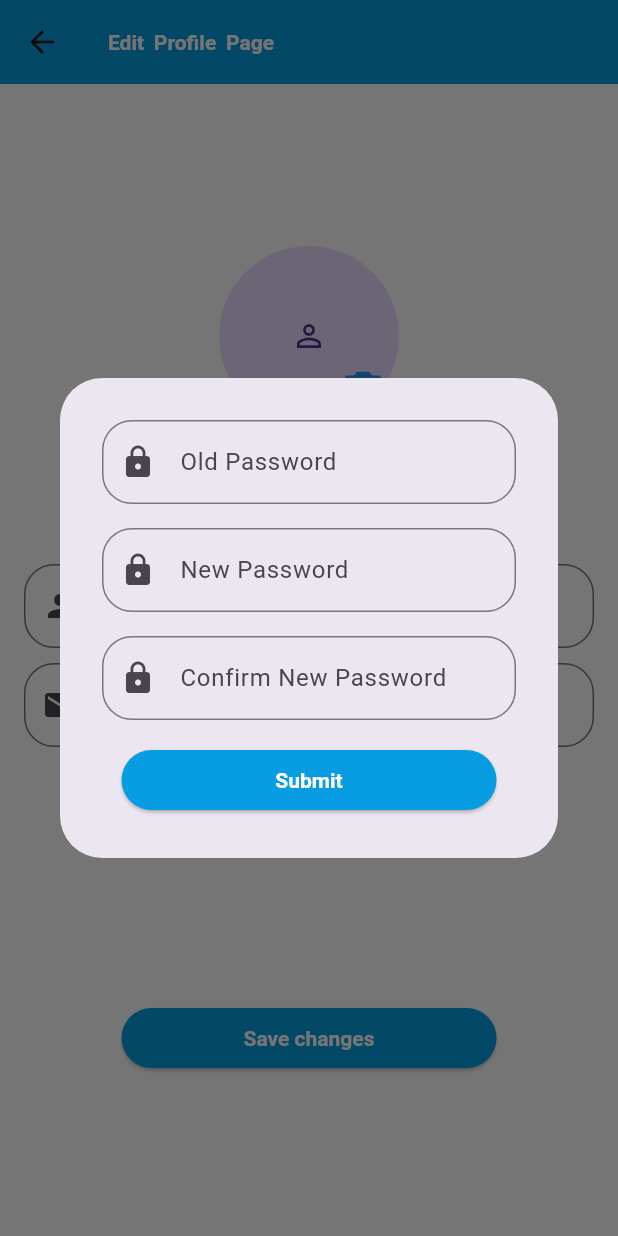
After one commit to Lennox-art/-United-nations-environment-programme-App-taka-taka, a Flutter app: the EditProfilePage screen opened by its route, after a tap on "Change password", on a phone screen of 412 x 824 dp. The commit adds this screen. Run offline on Flutter 3.47's test engine with Material 3 defaults, Android fonts, the phone set to English and light mode, and no system bars; our stand-ins replace cloud_firestore, firebase_auth, firebase_core, firebase_storage, hexcolor, image_picker; accounts and stored records are empty; network calls fail.

Commit message:
edit profile

```diff
--- /dev/null
+++ b/OneDrive - United Nations/Documents/app Taka taka/food/devtools_options.yaml
@@ -0,0 +1,3 @@
+description: This file stores settings for Dart & Flutter DevTools.
+documentation: https://docs.flutter.dev/tools/devtools/extensions#configure-extension-enablement-states
+extensions:
--- a/OneDrive - United Nations/Documents/app Taka taka/food/lib/routes/routes.dart
+++ b/OneDrive - United Nations/Documents/app Taka taka/food/lib/routes/routes.dart
@@ -2,7 +2,8 @@ enum Routes {
   splashScreen("/"),
   login("/login"),
   superPage("/home"),
-  newPost("/post");
+  newPost("/post"),
+  editProfile("/editProfile");
 
   final String path;
 
--- /dev/null
+++ b/OneDrive - United Nations/Documents/app Taka taka/food/lib/theme/themes.dart
@@ -0,0 +1,45 @@
+
+
+import 'package:flutter/material.dart';
+import 'package:hexcolor/hexcolor.dart';
+
+var highlightBlue = HexColor("#089de2");
+
+var theme = ThemeData(
+    primarySwatch: Colors.blue,
+    scaffoldBackgroundColor: Colors.white,
+    appBarTheme:  AppBarTheme(
+        color: highlightBlue,
+        titleTextStyle: TextStyle(
+          color: Colors.white,
+          fontWeight: FontWeight.w600,
+          wordSpacing: 3.0,
+        )
+    ),
+    inputDecorationTheme: InputDecorationTheme(
+        border: OutlineInputBorder(
+            borderRadius: BorderRadius.circular(20.0),
+            borderSide: BorderSide(
+              color: Colors.white,
+              width: 3.0,
+            )
+        )
+    ),
+    elevatedButtonTheme: ElevatedButtonThemeData(
+      style:  ButtonStyle(
+        textStyle: WidgetStatePropertyAll(
+          TextStyle(
+            fontWeight: FontWeight.bold,
+          ),
+        ),
+        fixedSize: WidgetStatePropertyAll(Size(250, 30)),
+        foregroundColor: WidgetStatePropertyAll(Colors.white),
+        backgroundColor: WidgetStatePropertyAll(highlightBlue),
+        shape: WidgetStatePropertyAll(
+          RoundedRectangleBorder(
+              borderRadius: BorderRadius.all(Radius.circular(20.0))),
+        ),
+
+      ),
+    ),
+);
--- /dev/null
+++ b/OneDrive - United Nations/Documents/app Taka taka/food/lib/view/edit_profile_page.dart
@@ -0,0 +1,273 @@
+import 'dart:io';
+
+import 'package:firebase_auth/firebase_auth.dart';
+import 'package:flutter/material.dart';
+import 'package:food/view_model/auth_service.dart';
+import 'package:food/view_model/cloud_storage.dart';
+import 'package:image_picker/image_picker.dart';
+
+class EditProfilePage extends StatefulWidget {
+  const EditProfilePage({this.name, super.key});
+
+  final String? name;
+
+  @override
+  _EditProfilePageState createState() => _EditProfilePageState();
+}
+
+class _EditProfilePageState extends State<EditProfilePage> {
+  late final _nameController = TextEditingController(text: widget.name);
+  late final _emailController = TextEditingController(text: user?.email);
+  final AuthService _auth = AuthService();
+  final FirebaseCloudStorage _storage = FirebaseCloudStorage();
+  late final User? user = _auth.user;
+
+  @override
+  Widget build(BuildContext context) {
+
+
+    if (user == null) {
+      return TextButton(
+        onPressed: () {
+          Navigator.of(context).pop();
+        },
+        child: Text("User not found"),
+      );
+    }
+    return Scaffold(
+      appBar: AppBar(
+        title: const Text('Edit Profile Page'),
+      ),
+      body: Padding(
+        padding: const EdgeInsets.all(16.0),
+        child: Flex(
+          direction: Axis.vertical,
+          mainAxisAlignment: MainAxisAlignment.spaceEvenly,
+          crossAxisAlignment: CrossAxisAlignment.center,
+          children: [
+            Stack(
+              children: [
+                CircleAvatar(
+                  radius: 60,
+                  child: Visibility(
+                    visible: user?.photoURL != null && user!.photoURL!.isNotEmpty,
+                    replacement: const Icon(Icons.person_outline),
+                    child: Image.network(user?.photoURL ?? ""),
+                  ),
+                ),
+                Positioned(
+                  bottom: 0,
+                  right: 0,
+                  child: IconButton(
+                    icon: const Icon(Icons.camera_alt, color: Colors.blue, size: 30),
+                    onPressed: () {
+                      showDialog(
+                        context: context,
+                        builder: (_) => PickImageSourceDialog(
+                          onPickImage: (file) {
+                            _storage.uploadFile(
+                              ref: "/images/profile/${user!.uid}/profile_image.${file.name.split(".").last}",
+                              file: File(file.path),
+                              onSuccess: (photoUrl) {
+                                print("Photo success == $photoUrl");
+                                _auth.changeProfilePicture(photoUrl);
+                                setState(() {});
+                                Navigator.of(context).pop();
+                              },
+                              onFailure: (error) {
+                                print("Photo failed == $error");
+                                Navigator.of(context).pop();
+                              }
+                            );
+                          },
+                        ),
+                      );
+                    },
+                  ),
+                ),
+              ],
+            ),
+            Column(
+              children: [
+                TextField(
+                  controller: _nameController,
+                  decoration: InputDecoration(
+                    labelText: 'Name',
+                    prefixIcon: Icon(Icons.person),
+                  ),
+                ),
+                SizedBox(height: 10),
+                TextField(
+                  controller: _emailController,
+                  decoration: InputDecoration(
+                    labelText: 'Email',
+                    prefixIcon: Icon(Icons.email),
+                  ),
+                ),
+                SizedBox(height: 10),
+                ElevatedButton(
+                  onPressed: () {
+                    showDialog(
+                      context: context,
+                      builder: (b) {
+                        return ChangePasswordDialog();
+                      },
+                    );
+                  },
+                  child: Text("Change password"),
+                ),
+                SizedBox(height: 20),
+              ],
+            ),
+            ElevatedButton(
+              onPressed: () {
+                // Handle save changes
+              },
+              child: Text('Save changes'),
+            ),
+          ],
+        ),
+      ),
+    );
+  }
+}
+
+class PickImageSourceDialog extends StatelessWidget {
+  PickImageSourceDialog({
+    required this.onPickImage,
+    super.key,
+  });
+
+  final ImagePicker picker = ImagePicker();
+  final Function(XFile) onPickImage;
+
+  @override
+  Widget build(BuildContext context) {
+    return Dialog(
+      backgroundColor: Colors.transparent,
+      child: Card(
+        child: Flex(
+          direction: Axis.horizontal,
+          mainAxisAlignment: MainAxisAlignment.center,
+          crossAxisAlignment: CrossAxisAlignment.center,
+          children: [
+            Expanded(
+              child: Padding(
+                padding: const EdgeInsets.all(8.0),
+                child: Column(
+                  mainAxisSize: MainAxisSize.min,
+                  children: [
+                    IconButton(
+                        onPressed: () async {
+                          var file = await picker.pickImage(
+
+                              source: ImageSource.camera);
+                          if (file == null) return;
+
+                          onPickImage(file);
+                        },
+                        iconSize: 50,
+                        icon: Icon(Icons.camera_alt_outlined)),
+                    Text("Camera"),
+                  ],
+                ),
+              ),
+            ),
+            Expanded(
+              child: Padding(
+                padding: const EdgeInsets.all(8.0),
+                child: Column(
+                  mainAxisSize: MainAxisSize.min,
+                  children: [
+                    IconButton(
+                        onPressed: () async {
+                          var file = await picker.pickImage(
+                              source: ImageSource.gallery);
+                          if (file == null) return;
+
+                          onPickImage(file);
+                        },
+                        iconSize: 50,
+                        icon: Icon(Icons.image_outlined)),
+                    Text("Gallery"),
+                  ],
+                ),
+              ),
+            ),
+          ],
+        ),
+      ),
+    );
+  }
+}
+
+class ChangePasswordDialog extends StatelessWidget {
+  ChangePasswordDialog({super.key});
+
+  final TextEditingController _oldPasswordController = TextEditingController();
+  final TextEditingController _confirmPasswordController =
+      TextEditingController();
+  final TextEditingController _passwordController = TextEditingController();
+
+  @override
+  Widget build(BuildContext context) {
+    return Dialog(
+      child: Padding(
+        padding: const EdgeInsets.all(20.0),
+        child: Wrap(
+          alignment: WrapAlignment.spaceEvenly,
+          children: [
+            Padding(
+              padding: const EdgeInsets.all(8.0),
+              child: Align(
+                alignment: Alignment.center,
+                child: TextField(
+                  controller: _oldPasswordController,
+                  decoration: InputDecoration(
+                    labelText: 'Old Password',
+                    prefixIcon: Icon(Icons.lock),
+                  ),
+                ),
+              ),
+            ),
+            Padding(
+              padding: const EdgeInsets.all(8.0),
+              child: Align(
+                alignment: Alignment.center,
+                child: TextField(
+                  controller: _passwordController,
+                  decoration: InputDecoration(
+                    labelText: 'New Password',
+                    prefixIcon: Icon(Icons.lock),
+                  ),
+                ),
+              ),
+            ),
+            Padding(
+              padding: const EdgeInsets.all(8.0),
+              child: Align(
+                alignment: Alignment.center,
+                child: TextField(
+                  controller: _confirmPasswordController,
+                  decoration: InputDecoration(
+                    labelText: 'Confirm New Password',
+                    prefixIcon: Icon(Icons.lock),
+                  ),
+                ),
+              ),
+            ),
+            Padding(
+              padding: const EdgeInsets.all(8.0),
+              child: ElevatedButton(
+                onPressed: () {
+                  // Handle save changes
+                },
+                child: Text('Submit'),
+              ),
+            ),
+          ],
+        ),
+      ),
+    );
+  }
+}
--- a/OneDrive - United Nations/Documents/app Taka taka/food/lib/view/new_post_screen.dart
+++ b/OneDrive - United Nations/Documents/app Taka taka/food/lib/view/new_post_screen.dart
@@ -7,7 +7,7 @@ class NewPostScreen extends StatelessWidget {
   Widget build(BuildContext context) {
     return Scaffold(
       appBar: AppBar(),
-      body:Text("New post"),
+      body: Text("New post"),
     );
   }
 }
--- a/OneDrive - United Nations/Documents/app Taka taka/food/lib/view_model/auth_service.dart
+++ b/OneDrive - United Nations/Documents/app Taka taka/food/lib/view_model/auth_service.dart
@@ -5,6 +5,12 @@ class AuthService {
 
   bool get isUserLoggedIn => _auth.currentUser != null;
   User? get user => _auth.currentUser;
+
+
+  Future<void> changeProfilePicture(String photoUrl) async {
+    if(user == null) return;
+    await user!.updatePhotoURL(photoUrl);
+  }
 
 
   Future<void> logout() async => _auth.signOut();
--- a/OneDrive - United Nations/Documents/app Taka taka/food/pubspec.yaml
+++ b/OneDrive - United Nations/Documents/app Taka taka/food/pubspec.yaml
@@ -39,6 +39,8 @@ dependencies:
   # The following adds the Cupertino Icons font to your application.
   # Use with the CupertinoIcons class for iOS style icons.
   cupertino_icons: ^1.0.6
+  hexcolor: ^3.0.1
+  firebase_storage: ^11.7.7
 
 
 dev_dependencies:
```
Also changed, not shown: OneDrive - United Nations/Documents/app Taka taka/food/lib/main.dart (+4 -24 lines), OneDrive - United Nations/Documents/app Taka taka/food/lib/view/login_screen.dart (+5 -5 lines), OneDrive - United Nations/Documents/app Taka taka/food/lib/view/profile_screen.dart (+109 -84 lines), OneDrive - United Nations/Documents/app Taka taka/food/lib/view_model/cloud_storage.dart (added, +37 -0 lines), OneDrive - United Nations/Documents/app Taka taka/food/lib/view_model/firestore_service.dart (added, +21 -0 lines), OneDrive - United Nations/Documents/app Taka taka/food/pubspec.lock, 4 other files.
